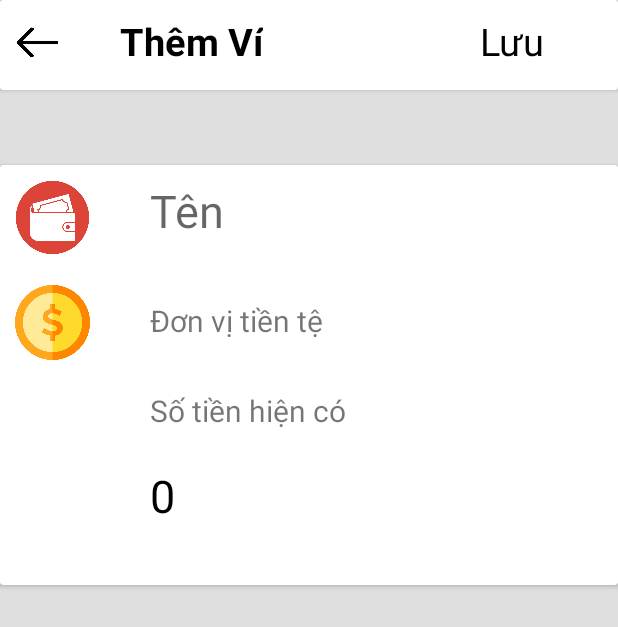
After one commit to TrinhVanVu2003/Quanlichitieu, an Android app: the AddWalletActivity screen opened directly, with no data from a screen before it, on a phone screen of 412 x 824 dp. The commit adds this screen. Shown: the top 627 px of the screen. Run offline under Robolectric (Android 15) with nearby library versions, the phone set to English and light mode, and no system bars.

Commit message:
UI thêm ví và vi

```diff
--- a/AppQuanLI/app/build.gradle
+++ b/AppQuanLI/app/build.gradle
@@ -26,6 +26,9 @@ android {
         sourceCompatibility JavaVersion.VERSION_1_8
         targetCompatibility JavaVersion.VERSION_1_8
     }
+    buildFeatures {
+        viewBinding true
+    }
 }
 
 dependencies {
@@ -34,6 +37,8 @@ dependencies {
     implementation 'com.android.support:design:28.0.0'
     implementation 'android.arch.lifecycle:livedata:1.1.1'
     implementation 'android.arch.lifecycle:viewmodel:1.1.1'
+    implementation 'android.arch.navigation:navigation-fragment:1.0.0'
+    implementation 'android.arch.navigation:navigation-ui:1.0.0'
     testImplementation 'junit:junit:4.13.2'
     androidTestImplementation 'com.android.support.test:runner:1.0.2'
     androidTestImplementation 'com.android.support.test.espresso:espresso-core:3.0.2'
--- /dev/null
+++ b/AppQuanLI/app/src/main/java/com/example/appquanlichitieu/AddWalletActivity.java
@@ -0,0 +1,23 @@
+package com.example.appquanlichitieu;
+
+import android.media.Image;
+import android.support.v7.app.AppCompatActivity;
+import android.os.Bundle;
+import android.view.View;
+import android.widget.ImageView;
+
+public class AddWalletActivity extends AppCompatActivity {
+    ImageView imgback;
+    @Override
+    protected void onCreate(Bundle savedInstanceState) {
+        super.onCreate(savedInstanceState);
+        setContentView(R.layout.activity_add_wallet);
+        imgback = findViewById(R.id.imgBackadd);
+        imgback.setOnClickListener(new View.OnClickListener() {
+            @Override
+            public void onClick(View v) {
+                onBackPressed();
+            }
+        });
+    }
+}
--- /dev/null
+++ b/AppQuanLI/app/src/main/res/layout/activity_add_wallet.xml
@@ -0,0 +1,107 @@
+<?xml version="1.0" encoding="utf-8"?>
+<LinearLayout xmlns:android="http://schemas.android.com/apk/res/android"
+    xmlns:app="http://schemas.android.com/apk/res-auto"
+    xmlns:tools="http://schemas.android.com/tools"
+    android:layout_width="match_parent"
+    android:layout_height="match_parent"
+    android:background="#DFDFDF"
+    android:orientation="vertical"
+    tools:context=".AddWalletActivity">
+    <android.support.v7.widget.CardView
+        android:layout_width="match_parent"
+        android:layout_height="60dp" >
+
+        <ImageView
+            android:layout_marginLeft="10dp"
+            android:layout_marginTop="13dp"
+            android:id="@+id/imgBackadd"
+            android:layout_width="30sp"
+            android:layout_height="30sp"
+            app:srcCompat="@drawable/back" />
+
+        <TextView
+            android:layout_marginTop="10dp"
+            android:textColor="@color/black"
+            android:textStyle="bold"
+            android:textSize="25dp"
+            android:layout_marginLeft="80dp"
+            android:id="@+id/textView13"
+            android:layout_width="wrap_content"
+            android:layout_height="wrap_content"
+            android:text="Thêm Ví" />
+
+        <TextView
+            android:layout_marginTop="10dp"
+            android:textColor="@color/black"
+            android:textSize="25dp"
+            android:layout_marginLeft="320dp"
+            android:id="@+id/textView14"
+            android:layout_width="wrap_content"
+            android:layout_height="wrap_content"
+            android:text="Lưu" />
+    </android.support.v7.widget.CardView>
+
+    <android.support.v7.widget.CardView
+        android:layout_width="match_parent"
+        android:layout_height="280dp"
+        android:layout_marginTop="50dp" >
+
+        <ImageView
+            android:layout_marginLeft="10dp"
+            android:layout_marginTop="10dp"
+            android:id="@+id/imageView2"
+            android:layout_width="50dp"
+            android:layout_height="50dp"
+            app:srcCompat="@drawable/circlewallet" />
+
+        <TextView
+            android:layout_marginLeft="100dp"
+            android:textSize="20dp"
+            android:layout_marginTop="150dp"
+            android:id="@+id/tvSotienhienco"
+            android:layout_width="wrap_content"
+            android:layout_height="wrap_content"
+            android:text="Số tiền hiện có" />
+
+        <ImageView
+            android:layout_marginLeft="10dp"
+            android:layout_marginTop="80dp"
+            android:id="@+id/imageView7"
+            android:layout_width="50dp"
+            android:layout_height="50dp"
+            app:srcCompat="@drawable/dollar" />
+
+        <EditText
+            android:background="@android:color/transparent"
+            android:id="@+id/editTextTextPersonName"
+            android:layout_width="wrap_content"
+            android:layout_height="wrap_content"
+            android:layout_marginLeft="100dp"
+            android:layout_marginTop="10dp"
+            android:ems="10"
+            android:hint="Tên"
+            android:inputType="textPersonName"
+            android:text=""
+            android:textSize="30dp" />
+
+        <TextView
+            android:textSize="20dp"
+            android:layout_marginLeft="100dp"
+            android:layout_marginTop="90dp"
+            android:id="@+id/textView21"
+            android:layout_width="wrap_content"
+            android:layout_height="wrap_content"
+            android:text="Đơn vị tiền tệ" />
+
+        <TextView
+            android:layout_marginLeft="100dp"
+            android:textSize="30dp"
+            android:layout_marginTop="200dp"
+            android:textColor="@color/black"
+            android:id="@+id/tvBalancee"
+            android:layout_width="wrap_content"
+            android:layout_height="wrap_content"
+            android:text="0" />
+    </android.support.v7.widget.CardView>
+
+</LinearLayout>
--- a/AppQuanLI/app/src/main/res/layout/fragment_home.xml
+++ b/AppQuanLI/app/src/main/res/layout/fragment_home.xml
@@ -57,7 +57,7 @@
             android:textSize="18dp"
             android:layout_marginLeft="250dp"
             android:layout_marginTop="20dp"
-            android:id="@+id/textView11"
+            android:id="@+id/tvXemVi"
             android:layout_width="wrap_content"
             android:layout_height="wrap_content"
             android:textColor="@color/xanh"
```
Also changed, not shown: AppQuanLI/app/src/main/AndroidManifest.xml (+19 -5 lines), AppQuanLI/app/src/main/java/com/example/appquanlichitieu/WalletActivity.java (added, +37 -0 lines), AppQuanLI/app/src/main/java/com/example/appquanlichitieu/fragment/AccountFragment.java (+13 -0 lines), AppQuanLI/app/src/main/java/com/example/appquanlichitieu/fragment/HomeFragment.java (+15 -4 lines), AppQuanLI/app/src/main/res/layout/activity_wallet.xml (added, +126 -0 lines), AppQuanLI/app/src/main/res/layout/fragment_account.xml (+8 -8 lines), AppQuanLI/app/src/main/res/values/arrays.xml (added, +8 -0 lines), AppQuanLI/app/src/main/res/values/strings.xml (+11 -0 lines), AppQuanLI/app/src/main/res/values/themes.xml (+7 -0 lines), AppQuanLI/app/src/main/res/drawable/back.png (added), AppQuanLI/app/src/main/res/drawable/circlewallet.png (added), AppQuanLI/app/src/main/res/drawable/dollar.png (added), AppQuanLI/app/src/main/res/drawable/global.png (added).
